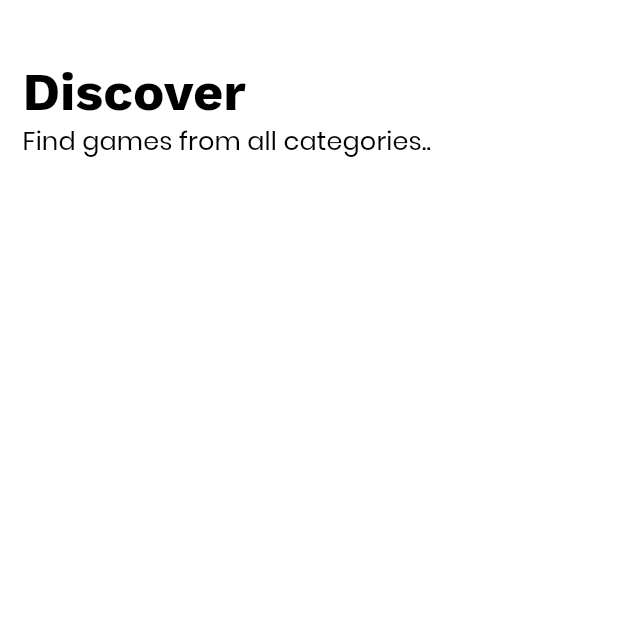
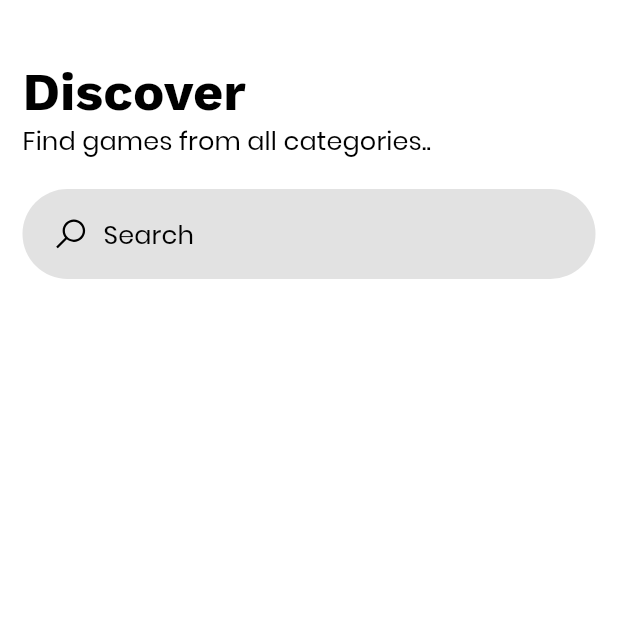
Before and after one commit to the-Jinxist/Eccentric, a Flutter app: the DiscoverGamesPage screen opened directly, on a phone screen of 412 x 824 dp, the top half of it. Run offline on Flutter 3.47's test engine with Material 2 defaults, Android fonts, the phone set to English and light mode, and no system bars; our stand-ins replace flutter_rating_bar, google_nav_bar, line_awesome_icons, shared_preferences; accounts and stored records are empty; network calls fail.

Commit message:
Your games page done! Starting work on discover games page

```diff
--- a/lib/api/RawgApi.dart
+++ b/lib/api/RawgApi.dart
@@ -17,3 +17,5 @@ Future<http.Response> getPlatforms() async{
 Future<http.Response> getPublishers() async{
   return http.get("https://api.rawg.io/api/publishers");
 }
+
+//Game id: 36755
--- a/lib/pages/DiscoverGamesPage.dart
+++ b/lib/pages/DiscoverGamesPage.dart
@@ -1,4 +1,5 @@
 import 'package:flutter/material.dart';
+import 'package:line_awesome_icons/line_awesome_icons.dart';
 
 class DiscoverGamesPage extends StatefulWidget {
   @override
@@ -20,6 +21,24 @@ class _DiscoverGamesPageState extends State<DiscoverGamesPage> {
             children: <Widget>[
               Text("Discover", style: Theme.of(context).textTheme.title,),
               Text("Find games from all categories..", style: Theme.of(context).textTheme.subtitle,),
+              SizedBox(height: 20),
+              Container(
+                height: 60,
+                padding: EdgeInsets.only(left: 20),
+                decoration: BoxDecoration(
+                  borderRadius: BorderRadius.circular(40),
+                  color: Colors.grey.withOpacity(0.3)
+                ),
+                width: double.maxFinite,
+                child: Row(
+                  crossAxisAlignment: CrossAxisAlignment.center,
+                  children: <Widget>[
+                    Icon(LineAwesomeIcons.search),
+                    SizedBox(width: 10,),
+                    Text("Search", style: Theme.of(context).textTheme.subtitle,)
+                  ],
+                )
+              ),
             ],
           ),
         )
--- a/lib/pages/YourGamesPage.dart
+++ b/lib/pages/YourGamesPage.dart
@@ -62,8 +62,8 @@ class _YourGamesPageState extends State<YourGamesPage> {
                     crossAxisAlignment: CrossAxisAlignment.center,
                     mainAxisAlignment: MainAxisAlignment.center,
                     children: <Widget>[
-                      Text("Sorry an error occured:\n${snapshot.error.toString()}"),
-                      SizedBox(height: 10),
+                      Text("Sorry an error occured:\n${snapshot.error.toString()}", textAlign: TextAlign.center,),
+                      SizedBox(height: 20),
                       GestureDetector(
                         onTap: (){
                           getGames();
@@ -107,7 +107,7 @@ class _YourGamesPageState extends State<YourGamesPage> {
 
     if (response.statusCode == 200){
       var responseBody = json.decode(response.body);
-      print("Game Model: ${GameModel.fromJson(responseBody).results[3]}");
+      print("Game Model: ${GameModel.fromJson(responseBody).results[3].slug}");
       return GameModel.fromJson(responseBody);
     }else{
       print("Game Model Error: ${response.statusCode}");
```
